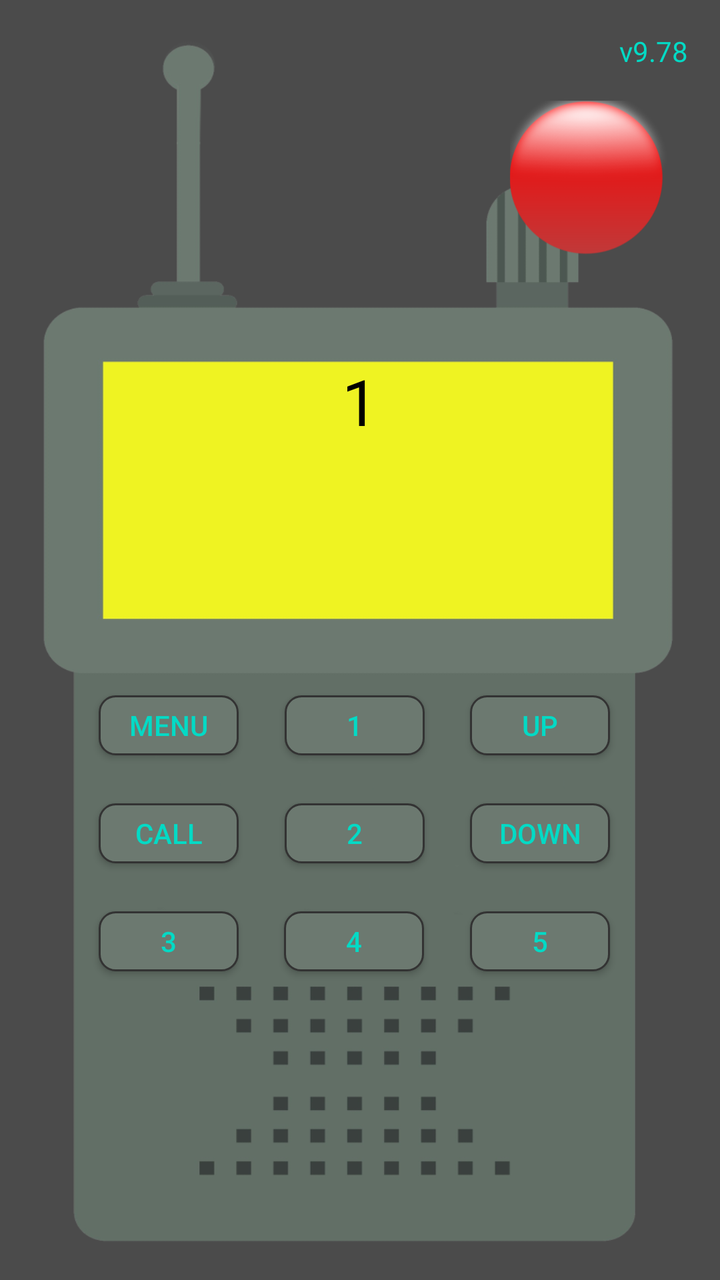
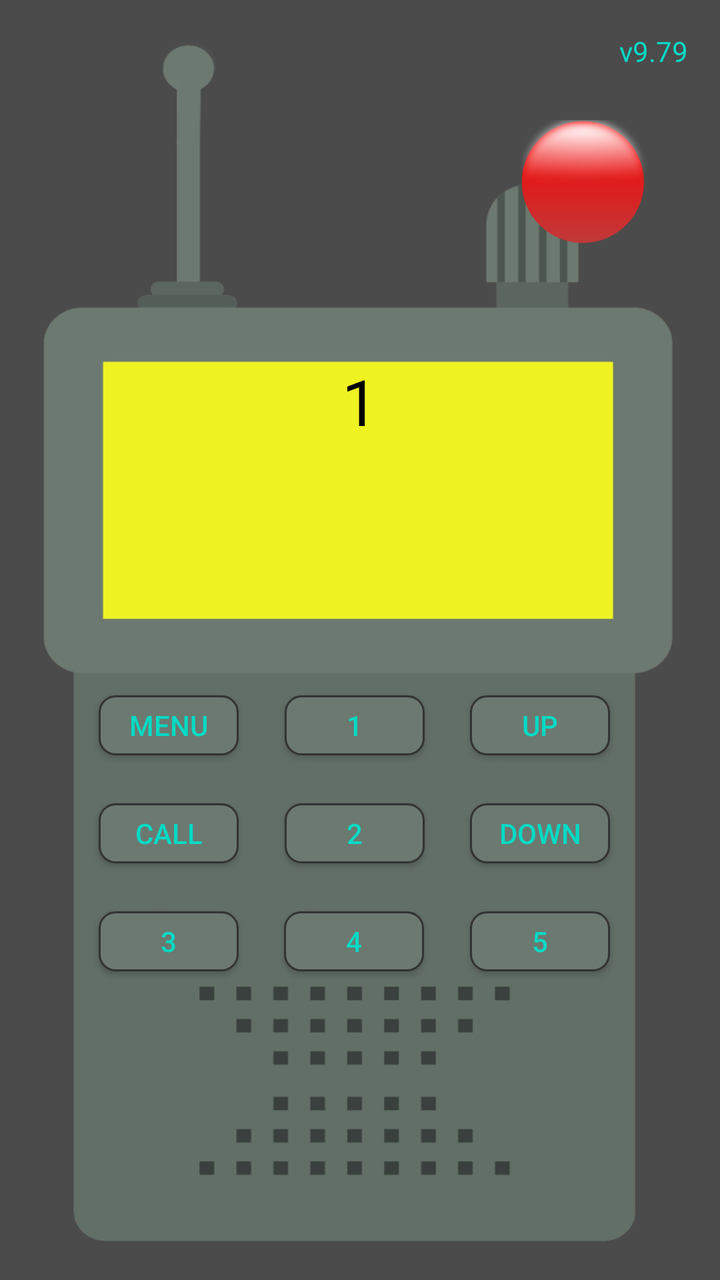

An Android layout rendered at two revisions. The XML below is the earlier revision; the diff shows what the commit changed to produce the second picture.
<!-- AndroidManifest.xml: application theme AppTheme -->
<!-- res/layout/activity_main.xml -->
<?xml version="1.0" encoding="utf-8"?>
<androidx.constraintlayout.widget.ConstraintLayout xmlns:android="http://schemas.android.com/apk/res/android"
    xmlns:app="http://schemas.android.com/apk/res-auto"
    android:layout_width="match_parent"
    android:layout_height="match_parent"
    android:background="@color/colorback"
    android:keepScreenOn="true">

    <ImageView
        android:id="@+id/imageView6"
        android:layout_width="match_parent"
        android:layout_height="match_parent"
        android:scaleType="fitXY"
        app:srcCompat="@drawable/wktpaint1ffwide" />

    <TextView
        android:id="@+id/tvVersion"
        android:layout_width="wrap_content"
        android:layout_height="wrap_content"
        android:layout_marginTop="16dp"
        android:layout_marginEnd="16dp"
        android:text="v9.78"
        android:textColor="@color/colorButton"
        android:textSize="14sp"
        app:layout_constraintEnd_toEndOf="parent"
        app:layout_constraintTop_toTopOf="parent" />

    <TextView
        android:id="@+id/textView"
        android:layout_width="wrap_content"
        android:layout_height="wrap_content"
        android:text="1"
        android:textColor="#000000"
        android:textSize="32sp"
        app:layout_constraintBottom_toBottomOf="@+id/imageView6"
        app:layout_constraintEnd_toEndOf="parent"
        app:layout_constraintStart_toStartOf="parent"
        app:layout_constraintTop_toTopOf="@+id/imageView6"
        app:layout_constraintVertical_bias="0.3" />

    <TextView
        android:id="@+id/textView4"
        android:layout_width="wrap_content"
        android:layout_height="wrap_content"
        android:layout_marginTop="12dp"
        android:textColor="#000000"
        android:textSize="14sp"
        app:layout_constraintEnd_toEndOf="@+id/imageView6"
        app:layout_constraintHorizontal_bias="0.498"
        app:layout_constraintStart_toStartOf="parent"
        app:layout_constraintTop_toBottomOf="@+id/textView" />

    <TextView
        android:id="@+id/tvSpeakingId"
        android:layout_width="wrap_content"
        android:layout_height="wrap_content"
        android:layout_marginTop="12dp"
        android:text=""
        android:textColor="#000000"
        android:textSize="16sp"
        app:layout_constraintEnd_toEndOf="parent"
        app:layout_constraintStart_toStartOf="parent"
        app:layout_constraintTop_toBottomOf="@+id/textView4" />

    
    <TextView
        android:id="@+id/textView6"
        android:layout_width="95dp"
        android:layout_height="wrap_content"
        android:text=""
        android:textColor="#000000"
        android:textSize="18sp"
        app:layout_constraintBottom_toBottomOf="parent"
        app:layout_constraintEnd_toEndOf="parent"
        app:layout_constraintHorizontal_bias="0.23"
        app:layout_constraintStart_toStartOf="parent"
        app:layout_constraintTop_toTopOf="parent"
        app:layout_constraintVertical_bias="0.45" />

    
    <ImageView
        android:id="@+id/imageView2"
        android:layout_width="20dp"
        android:layout_height="20dp"
        android:layout_marginRight="10dp"
        android:visibility="invisible"
        app:layout_constraintBottom_toBottomOf="parent"
        app:layout_constraintEnd_toStartOf="@+id/imageView"
        app:layout_constraintTop_toTopOf="parent"
        app:layout_constraintVertical_bias="0.3"
        app:srcCompat="@drawable/r2" />

    <ImageView
        android:id="@+id/imageView"
        android:layout_width="20dp"
        android:layout_height="20dp"
        android:layout_marginRight="30dp"
        android:visibility="invisible"
        app:layout_constraintBottom_toBottomOf="parent"
        app:layout_constraintEnd_toEndOf="parent"
        app:layout_constraintHorizontal_bias="0.27"
        app:layout_constraintStart_toStartOf="parent"
        app:layout_constraintTop_toTopOf="parent"
        app:layout_constraintVertical_bias="0.3"
        app:srcCompat="@drawable/r1" />

    
    <ImageView
        android:id="@+id/btnPower"
        android:layout_width="80dp"
        android:layout_height="80dp"
        android:layout_marginTop="50dp"
        android:layout_marginEnd="25dp"
        android:clickable="true"
        android:focusable="true"
        android:scaleType="fitCenter"
        app:layout_constraintEnd_toEndOf="parent"
        app:layout_constraintTop_toTopOf="parent"
        app:srcCompat="@drawable/power_off" />

    <Button
        android:id="@+id/button"
        android:layout_width="70dp"
        android:layout_height="30dp"
        android:layout_marginTop="24dp"
        android:background="@drawable/roundshapebtn"
        android:text="CALL"
        android:textColor="@color/colorButton"
        app:layout_constraintEnd_toStartOf="@+id/button2"
        app:layout_constraintHorizontal_bias="0.3"
        app:layout_constraintStart_toStartOf="parent"
        app:layout_constraintTop_toBottomOf="@+id/button4" />

    <Button
        android:id="@+id/button1"
        android:layout_width="70dp"
        android:layout_height="30dp"
        android:background="@drawable/roundshapebtn"
        android:text="UP"
        android:textColor="@color/colorButton"
        app:layout_constraintEnd_toEndOf="parent"
        app:layout_constraintHorizontal_bias="0.81"
        app:layout_constraintStart_toStartOf="parent"
        app:layout_constraintTop_toTopOf="@+id/buttonsave1" />

    <Button
        android:id="@+id/button2"
        android:layout_width="70dp"
        android:layout_height="30dp"
        android:layout_marginTop="24dp"
        android:background="@drawable/roundshapebtn"
        android:text="DOWN"
        android:textColor="@color/colorButton"
        app:layout_constraintEnd_toEndOf="parent"
        app:layout_constraintHorizontal_bias="0.81"
        app:layout_constraintStart_toStartOf="parent"
        app:layout_constraintTop_toBottomOf="@+id/button1" />

    <Button
        android:id="@+id/button4"
        android:layout_width="70dp"
        android:layout_height="30dp"
        android:background="@drawable/roundshapebtn"
        android:text="MENU"
        android:textColor="@color/colorButton"
        app:layout_constraintBottom_toBottomOf="@+id/imageView6"
        app:layout_constraintEnd_toStartOf="@+id/button1"
        app:layout_constraintHorizontal_bias="0.3"
        app:layout_constraintStart_toStartOf="parent"
        app:layout_constraintTop_toTopOf="@+id/imageView6"
        app:layout_constraintVertical_bias="0.57" />

    <Button
        android:id="@+id/buttonsave1"
        android:layout_width="70dp"
        android:layout_height="30dp"
        android:background="@drawable/roundshapebtn"
        android:text="1"
        android:textColor="@color/colorButton"
        app:layout_constraintEnd_toStartOf="@+id/button1"
        app:layout_constraintStart_toEndOf="@+id/button4"
        app:layout_constraintTop_toTopOf="@+id/button4" />

    <Button
        android:id="@+id/buttonsave2"
        android:layout_width="70dp"
        android:layout_height="30dp"
        android:layout_marginTop="24dp"
        android:background="@drawable/roundshapebtn"
        android:text="2"
        android:textColor="@color/colorButton"
        app:layout_constraintEnd_toStartOf="@+id/button2"
        app:layout_constraintStart_toEndOf="@+id/button"
        app:layout_constraintTop_toBottomOf="@+id/button1" />

    <Button
        android:id="@+id/buttonsave3"
        android:layout_width="70dp"
        android:layout_height="30dp"
        android:layout_marginTop="24dp"
        android:background="@drawable/roundshapebtn"
        android:text="3"
        android:textColor="@color/colorButton"
        app:layout_constraintEnd_toStartOf="@+id/button1"
        app:layout_constraintHorizontal_bias="0.3"
        app:layout_constraintStart_toStartOf="parent"
        app:layout_constraintTop_toBottomOf="@+id/button" />

    <Button
        android:id="@+id/buttonsave4"
        android:layout_width="70dp"
        android:layout_height="30dp"
        android:layout_marginTop="24dp"
        android:background="@drawable/roundshapebtn"
        android:text="4"
        android:textColor="@color/colorButton"
        app:layout_constraintEnd_toStartOf="@+id/button2"
        app:layout_constraintHorizontal_bias="0.493"
        app:layout_constraintStart_toEndOf="@+id/button"
        app:layout_constraintTop_toBottomOf="@+id/buttonsave2" />

    <Button
        android:id="@+id/buttonsave5"
        android:layout_width="70dp"
        android:layout_height="30dp"
        android:layout_marginTop="24dp"
        android:background="@drawable/roundshapebtn"
        android:text="5"
        android:textColor="@color/colorButton"
        app:layout_constraintEnd_toEndOf="parent"
        app:layout_constraintHorizontal_bias="0.81"
        app:layout_constraintStart_toStartOf="parent"
        app:layout_constraintTop_toBottomOf="@+id/button2" />

    <Button
        android:id="@+id/btnPTT"
        android:layout_width="0dp"
        android:layout_height="0dp"
        android:background="@null"
        app:layout_constraintBottom_toBottomOf="@+id/imageView6"
        app:layout_constraintEnd_toEndOf="parent"
        app:layout_constraintStart_toStartOf="parent"
        app:layout_constraintTop_toBottomOf="@+id/buttonsave4"
        app:layout_constraintWidth_percent="0.6"
        app:layout_constraintHeight_percent="0.25" />

    <Button
        android:id="@+id/btnSecretMode"
        android:layout_width="50dp"
        android:layout_height="50dp"
        android:background="@android:color/transparent"
        app:layout_constraintStart_toStartOf="parent"
        app:layout_constraintTop_toTopOf="parent" />
</androidx.constraintlayout.widget.ConstraintLayout>
<!-- resources referenced by this layout -->
<resources>
  <color name="colorButton">#03dac5</color>
  <color name="colorback">#4b4b4b</color>
  <!-- drawable power_off: png bitmap (drawable, 110718 bytes) -->
  <!-- drawable r1: png bitmap (drawable, 110718 bytes) -->
  <!-- drawable r2: png bitmap (drawable, 30101 bytes) -->
  <!-- drawable roundshapebtn (drawable) -->
  <?xml version="1.0" encoding="utf-8"?>
  <shape xmlns:android="http://schemas.android.com/apk/res/android"
      android:shape="rectangle">
      <corners android:radius="8dp" />
      <solid android:color="@color/colorButtonBack" />
      <stroke android:width="1dp" android:color="#333333" />
  </shape>
  <!-- drawable wktpaint1ffwide: png bitmap (drawable, 33850 bytes) -->
  <style name="AppTheme" parent="Theme.AppCompat.Light.NoActionBar">
          <item name="colorAccent">@color/colorAccent</item>
          <item name="colorPrimary">@color/colorPrimary</item>
          <item name="colorPrimaryDark">@color/colorPrimaryDark</item>
      </style>
  <color name="colorButtonBack">#6c7970</color>
  <color name="colorAccent">#03dac5</color>
  <color name="colorPrimary">#6200ee</color>
  <color name="colorPrimaryDark">#3700b3</color>
</resources>

<!-- the commit's change to res/layout/activity_main.xml (unified diff, before → after) -->
@@ -19,7 +19,7 @@
         android:layout_height="wrap_content"
         android:layout_marginTop="16dp"
         android:layout_marginEnd="16dp"
-        android:text="v9.78"
+        android:text="v9.79"
         android:textColor="@color/colorButton"
         android:textSize="14sp"
         app:layout_constraintEnd_toEndOf="parent"
@@ -62,7 +62,6 @@
         app:layout_constraintStart_toStartOf="parent"
         app:layout_constraintTop_toBottomOf="@+id/textView4" />
 
-    
     <TextView
         android:id="@+id/textView6"
         android:layout_width="95dp"
@@ -77,7 +76,6 @@
         app:layout_constraintTop_toTopOf="parent"
         app:layout_constraintVertical_bias="0.45" />
 
-    
     <ImageView
         android:id="@+id/imageView2"
         android:layout_width="20dp"
@@ -107,10 +105,10 @@
     
     <ImageView
         android:id="@+id/btnPower"
-        android:layout_width="80dp"
-        android:layout_height="80dp"
-        android:layout_marginTop="50dp"
-        android:layout_marginEnd="25dp"
+        android:layout_width="64dp"
+        android:layout_height="64dp"
+        android:layout_marginTop="60dp"
+        android:layout_marginEnd="35dp"
         android:clickable="true"
         android:focusable="true"
         android:scaleType="fitCenter"
